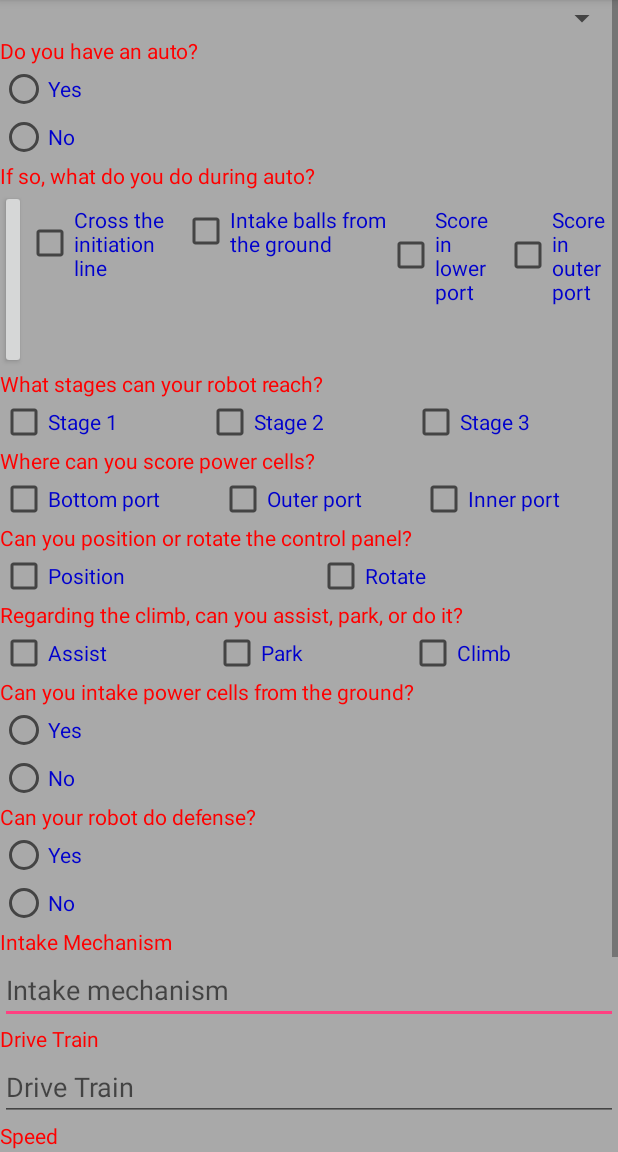
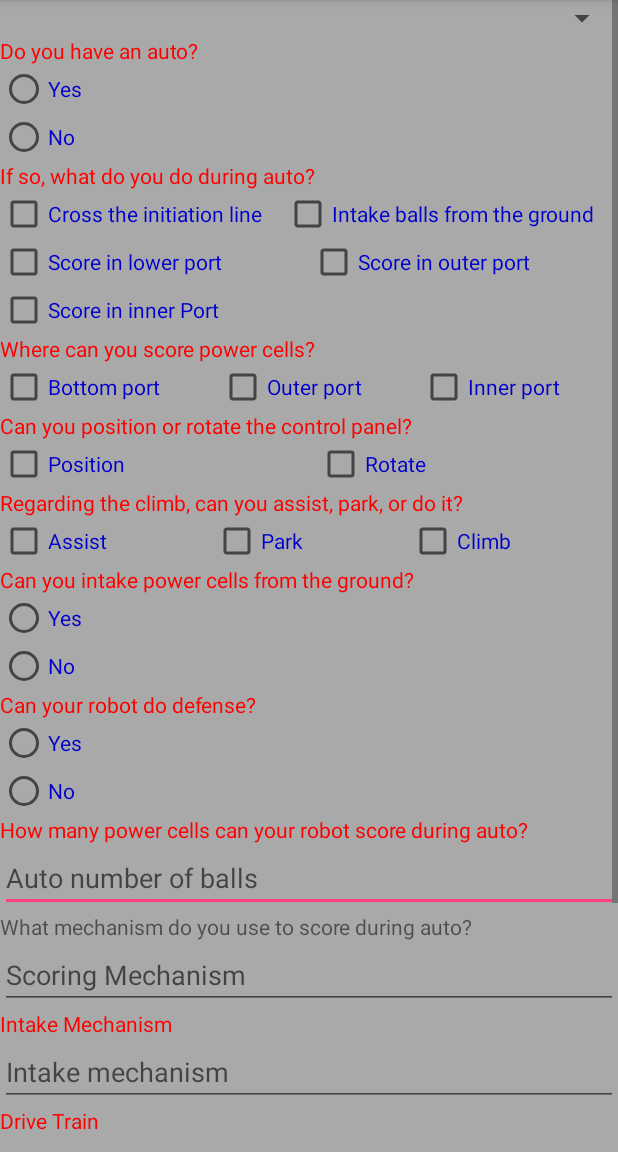
Before and after one commit to FRC701/scouting2020, an Android app: the PitScoutingActivity screen opened directly, with no data from a screen before it, on a phone screen of 412 x 824 dp, the part 84-1236 px from its top. Run offline under Robolectric (Android 15) with nearby library versions, the phone set to English and light mode, and no system bars.

Commit message:
main app finished

```diff
--- a/Saga/app/src/main/java/com/vandenrobotics/saga/activities/PitScoutingActivity.java
+++ b/Saga/app/src/main/java/com/vandenrobotics/saga/activities/PitScoutingActivity.java
@@ -27,15 +27,15 @@ public class PitScoutingActivity extends AppCompatActivity {
     private EditText driveTrain;
     private EditText speed;
     private EditText lang;
+    private EditText scoringMechanism;
+    private EditText ballsDuringAuto;
     private RadioButton autoYes;
     private RadioButton autoNo;
     private CheckBox autoInitiationLine;
     private CheckBox autoIntakeBalls;
     private CheckBox autoScoreLower;
     private CheckBox autoScoreOuter;
-    private CheckBox pitFirstStage;
-    private CheckBox pitSecondStage;
-    private CheckBox pitThirdStage;
+    private CheckBox autoScoreInner;
     private CheckBox pitScoreBottomPort;
     private CheckBox pitScoreOuterPort;
     private CheckBox pitScoreInnerPort;
@@ -110,15 +110,15 @@ public class PitScoutingActivity extends AppCompatActivity {
         driveTrain = (EditText)findViewById(R.id.pit_driveTrain);
         speed = (EditText)findViewById(R.id.pit_speed);
         lang = (EditText)findViewById(R.id.pit_programmingLanguage);
+        scoringMechanism = (EditText)findViewById((R.id.pit_scoringMechanism));
+        ballsDuringAuto = (EditText)findViewById(R.id.pit_ballsDuringAuto);
         autoYes = (RadioButton)findViewById(R.id.pit_autoYes);
         autoNo = (RadioButton)findViewById(R.id.pit_autoNo);
         autoInitiationLine = (CheckBox)findViewById(R.id.pit_autoInitiationLine);
         autoIntakeBalls = (CheckBox)findViewById(R.id.pit_autoIntakeBalls);
         autoScoreLower = (CheckBox)findViewById(R.id.pit_autoScoreLower);
         autoScoreOuter = (CheckBox)findViewById(R.id.pit_autoScoreOuter);
-        pitFirstStage = (CheckBox)findViewById(R.id.pit_firstStage);
-        pitSecondStage = (CheckBox)findViewById(R.id.pit_secondStage);
-        pitThirdStage = (CheckBox)findViewById(R.id.pit_thirdStage);
+        autoScoreInner = (CheckBox)findViewById(R.id.pit_autoScoreInner);
         pitScoreBottomPort = (CheckBox)findViewById(R.id.pit_scoreBottomPort);
         pitScoreOuterPort = (CheckBox)findViewById(R.id.pit_scoreOuterPort);
         pitScoreInnerPort = (CheckBox)findViewById(R.id.pit_scoreInnerPort);
@@ -139,6 +139,8 @@ public class PitScoutingActivity extends AppCompatActivity {
        pitdata.setDriveTrain(driveTrain.getText().toString());
        pitdata.setSpeed(speed.getText().toString());
        pitdata.setLang(lang.getText().toString());
+       pitdata.setScoringMechanism(scoringMechanism.getText().toString());
+       pitdata.setBallsDuringAuto(ballsDuringAuto.getText().toString());
 
        int aY = (autoYes.isChecked() ? 1:0);
        pitdata.setAutoYes(aY);
@@ -152,12 +154,8 @@ public class PitScoutingActivity extends AppCompatActivity {
        pitdata.setScoreLowerPortPit(aSL);
        int aSO = (autoScoreOuter.isChecked() ? 1:0);
        pitdata.setScoreOuterPortPit(aSO);
-       int pFS = (pitFirstStage.isChecked() ? 1:0);
-       pitdata.setStageOnePit(pFS);
-       int pSS = (pitSecondStage.isChecked() ? 1:0);
-       pitdata.setStageTwoPit(pSS);
-       int pTS = (pitThirdStage.isChecked() ? 1:0);
-       pitdata.setStageThreePit(pTS);
+       int aSI = (autoScoreInner.isChecked() ? 1:0);
+       pitdata.setScoreInnerPortPit(aSI);
        int sBP = (pitScoreBottomPort.isChecked() ? 1:0);
        pitdata.setBottomPortScore(sBP);
        int sOP = (pitScoreOuterPort.isChecked() ? 1:0);
@@ -183,6 +181,13 @@ public class PitScoutingActivity extends AppCompatActivity {
        int pDN = (pitDefenseNo.isChecked() ? 1:0);
        pitdata.setRobotDefenseNoPit(pDN);
 
+       System.out.println(" autoYes:" + pitdata.getAutoYes()+ " /n autoNo:" + pitdata.getAutoNo()+ " /n autoInitiationLine:" + pitdata.getCrossLinePit()+
+               " /n autoIntakeBalls:" + pitdata.getIntakeBallsPit()+ " /n autoScoreLower:" + pitdata.getScoreLowerPortPit()+ " /n autoScoreOuter:" + pitdata.getScoreOuterPortPit()+
+               " /n autoScoreInner:" + pitdata.getScoreInnerPortPit()+ " /n pitScoreBottomPort:" + pitdata.getBottomPortScore()+ " /n pitScoreOuterPort:" + pitdata.getOuterPortScore()+
+               " /n pitScoreInnerPort:" + pitdata.getInnerPortScore()+ " /n pitPositionControlPanel:" + pitdata.getPositionPanel()+
+               " /n pitRotateControlPanel:" + pitdata.getRotatePanel()+ " /n pitAssistClimb:" + pitdata.getAssistClimbPit()+ " /n pitParkRobot:" + pitdata.getDuringClimbPark()+
+               " /n pitClimbClimb:" + pitdata.getRobotClimbClimb()+ " /n pitIntakeYes:" + pitdata.getIntakePowerCellsYes()+ " /n pitIntakeNo:" + pitdata.getIntakePowerCellsNo()+
+               " /n pitDefenseYes:" +  pitdata.getRobotDefenseYesPit()+ " /n pitDefenseNo:" + pitdata.getRobotDefenseNoPit());
 
 
         pitDataRepo.insert(pitdata);
@@ -199,15 +204,15 @@ public class PitScoutingActivity extends AppCompatActivity {
         driveTrain.setText(pitData.getDriveTrain());
         speed.setText(pitData.getSpeed());
         lang.setText(pitData.getLang());
+        scoringMechanism.setText(pitData.getScoringMechanism());
+        ballsDuringAuto.setText(pitData.getBallsDuringAuto());
         autoYes.setChecked(pitData.getAutoYes() == 1);
         autoNo.setChecked(pitData.getAutoNo() == 1);
         autoInitiationLine.setChecked(pitData.getCrossLinePit() == 1);
         autoIntakeBalls.setChecked(pitData.getIntakeBallsPit() == 1);
         autoScoreLower.setChecked(pitData.getScoreLowerPortPit() == 1);
         autoScoreOuter.setChecked(pitData.getScoreOuterPortPit() == 1);
-        pitFirstStage.setChecked(pitData.getStageOnePit() == 1);
-        pitSecondStage.setChecked(pitData.getStageTwoPit() == 1);
-        pitThirdStage.setChecked(pitData.getStageThreePit() == 1);
+        autoScoreInner.setChecked(pitData.getScoreInnerPortPit() == 1);
         pitScoreBottomPort.setChecked(pitData.getBottomPortScore() == 1);
         pitScoreOuterPort.setChecked(pitData.getOuterPortScore() == 1);
         pitScoreInnerPort.setChecked(pitData.getInnerPortScore() == 1);
--- a/Saga/app/src/main/java/com/vandenrobotics/saga/data/DataBaseHelper.java
+++ b/Saga/app/src/main/java/com/vandenrobotics/saga/data/DataBaseHelper.java
@@ -26,7 +26,7 @@ import com.vandenrobotics.saga.data.repo.TeamsRepo;
 public class DataBaseHelper extends SQLiteOpenHelper {
 
     //update when making any changes to tables or indexes
-    private static final int DATABASE_VERSION = 42;
+    private static final int DATABASE_VERSION = 44;
     private static final String DATABASE_NAME = "TabletData.db";
     private static final String TAG = DataBaseHelper.class.getSimpleName();
 
--- a/Saga/app/src/main/java/com/vandenrobotics/saga/data/repo/PitDataRepo.java
+++ b/Saga/app/src/main/java/com/vandenrobotics/saga/data/repo/PitDataRepo.java
@@ -25,6 +25,8 @@ public class PitDataRepo {
                 + PitData.KEY_DriveTrain + " TEXT , "
                 + PitData.KEY_Lang + " TEXT , "
                 + PitData.KEY_Speed + " TEXT , "
+                + PitData.KEY_ScoringMechanism + " TEXT , "
+                + PitData.KEY_BallsDuringAuto + " TEXT , "
                 + PitData.KEY_AutoYes + " INTEGER , "
                 + PitData.KEY_AutoNo + " INTEGER , "
                 + PitData.KEY_CrossLinePit + " INTEGER , "
@@ -46,7 +48,8 @@ public class PitDataRepo {
                 + PitData.KEY_IntakePowerCellsYes + " INTEGER , "
                 + PitData.KEY_IntakePowerCellsNo + " INTEGER , "
                 + PitData.KEY_RobotDefenseYesPit + " INTEGER , "
-                + PitData.KEY_RobotDefenseNoPit + " INTEGER ) ";
+                + PitData.KEY_RobotDefenseNoPit + " INTEGER , "
+                + PitData.KEY_ScoreInnerPortPit + " INTEGER ) ";
     }
 
     public int insert (PitData pitData){
@@ -58,6 +61,8 @@ public class PitDataRepo {
         values.put(PitData.KEY_DriveTrain, pitData.getDriveTrain());
         values.put(PitData.KEY_Lang, pitData.getLang());
         values.put(PitData.KEY_Speed, pitData.getSpeed());
+        values.put(PitData.KEY_ScoringMechanism, pitData.getScoringMechanism());
+        values.put(PitData.KEY_BallsDuringAuto, pitData.getBallsDuringAuto());
         values.put(PitData.KEY_Auto, pitData.getAuto());
         values.put(PitData.KEY_ScoreBottom, pitData.getScoreBottom());
         values.put(PitData.KEY_ScoreTop, pitData.getScoreTop());
@@ -83,6 +88,7 @@ public class PitDataRepo {
         values.put(PitData.KEY_IntakePowerCellsNo, pitData.getIntakePowerCellsNo());
         values.put(PitData.KEY_RobotDefenseYesPit, pitData.getRobotDefenseYesPit());
         values.put(PitData.KEY_RobotDefenseNoPit, pitData.getRobotDefenseNoPit());
+        values.put(PitData.KEY_ScoreInnerPortPit, pitData.getScoreInnerPortPit());
 
 
 
@@ -99,6 +105,8 @@ public class PitDataRepo {
         values.put(PitData.KEY_DriveTrain, pitData.getDriveTrain());
         values.put(PitData.KEY_Lang, pitData.getLang());
         values.put(PitData.KEY_Speed, pitData.getSpeed());
+        values.put(PitData.KEY_ScoringMechanism, pitData.getScoringMechanism());
+        values.put(PitData.KEY_BallsDuringAuto, pitData.getBallsDuringAuto());
         values.put(PitData.KEY_Auto, pitData.getAuto());
         values.put(PitData.KEY_ScoreBottom, pitData.getScoreBottom());
         values.put(PitData.KEY_ScoreTop, pitData.getScoreTop());
@@ -124,6 +132,7 @@ public class PitDataRepo {
         values.put(PitData.KEY_IntakePowerCellsNo, pitData.getIntakePowerCellsNo());
         values.put(PitData.KEY_RobotDefenseYesPit, pitData.getRobotDefenseYesPit());
         values.put(PitData.KEY_RobotDefenseNoPit, pitData.getRobotDefenseNoPit());
+        values.put(PitData.KEY_ScoreInnerPortPit, pitData.getScoreInnerPortPit());
 
 
         pitDataId = (int)db.update(PitData.TABLE, values, PitData.KEY_TeamNum + " = " + pitData.getTeamNum(),null);
@@ -158,6 +167,8 @@ public class PitDataRepo {
                 + ", PitData." + PitData.KEY_DriveTrain
                 + ", PitData." + PitData.KEY_Lang
                 + ", PitData." + PitData.KEY_Speed
+                + ", PitData." + PitData.KEY_ScoringMechanism
+                + ", PitData." + PitData.KEY_BallsDuringAuto
                 + ", PitData." + PitData.KEY_Auto
                 + ", PitData." + PitData.KEY_ScoreBottom
                 + ", PitData." + PitData.KEY_ScoreTop
@@ -183,6 +194,8 @@ public class PitDataRepo {
                 + ", PitData." + PitData.KEY_IntakePowerCellsNo
                 + ", PitData." + PitData.KEY_RobotDefenseYesPit
                 + ", PitData." + PitData.KEY_RobotDefenseNoPit
+                + ", PitData." + PitData.KEY_ScoreInnerPortPit
+
 
                 + " FROM " + PitData.TABLE
                 + " WHERE PitData." + PitData.KEY_TeamNum + " = " + teamNum;
@@ -193,6 +206,8 @@ public class PitDataRepo {
             pitData.setDriveTrain(cursor.getString(cursor.getColumnIndex(PitData.KEY_DriveTrain)));
             pitData.setLang(cursor.getString(cursor.getColumnIndex(PitData.KEY_Lang)));
             pitData.setSpeed(cursor.getString(cursor.getColumnIndex(PitData.KEY_Speed)));
+            pitData.setScoringMechanism(cursor.getString(cursor.getColumnIndex(PitData.KEY_ScoringMechanism)));
+            pitData.setBallsDuringAuto(cursor.getString(cursor.getColumnIndex(PitData.KEY_BallsDuringAuto)));
             pitData.setScoreBottom(cursor.getInt(cursor.getColumnIndex(PitData.KEY_ScoreBottom)));
             pitData.setScoreTop(cursor.getInt(cursor.getColumnIndex(PitData.KEY_ScoreTop)));
             pitData.setAutoNo(cursor.getInt(cursor.getColumnIndex(PitData.KEY_AutoNo)));
@@ -217,6 +232,9 @@ public class PitDataRepo {
             pitData.setIntakePowerCellsNo(cursor.getInt(cursor.getColumnIndex(PitData.KEY_IntakePowerCellsNo)));
             pitData.setRobotDefenseYesPit(cursor.getInt(cursor.getColumnIndex(PitData.KEY_RobotDefenseYesPit)));
             pitData.setRobotDefenseNoPit(cursor.getInt(cursor.getColumnIndex(PitData.KEY_RobotDefenseNoPit)));
+            pitData.setRobotDefenseNoPit(cursor.getInt(cursor.getColumnIndex(PitData.KEY_RobotDefenseNoPit)));
+            pitData.setRobotDefenseNoPit(cursor.getInt(cursor.getColumnIndex(PitData.KEY_RobotDefenseNoPit)));
+            pitData.setScoreInnerPortPit(cursor.getInt(cursor.getColumnIndex(PitData.KEY_ScoreInnerPortPit)));
         }
         cursor.close();
         DatabaseManager.getInstance().closeDatabase();
--- a/Saga/app/src/main/java/com/vandenrobotics/saga/dialogs/AddEventDialogFragment.java
+++ b/Saga/app/src/main/java/com/vandenrobotics/saga/dialogs/AddEventDialogFragment.java
@@ -8,6 +8,7 @@ import android.os.Bundle;
 import android.support.v4.app.DialogFragment;
 import android.view.LayoutInflater;
 import android.view.View;
+import android.widget.Button;
 import android.widget.EditText;
 
 import com.vandenrobotics.saga.R;
@@ -27,6 +28,7 @@ public class AddEventDialogFragment extends DialogFragment {
     private EditText editTextCompId;
     private EditText editTextCompName;
     private EditText editTextCompDate;
+    private Button reset;
 
     private String compId  = "Default";
     private String compName = "Default";
--- a/Saga/app/src/main/java/com/vandenrobotics/saga/dialogs/AddTeamDialogFragment.java
+++ b/Saga/app/src/main/java/com/vandenrobotics/saga/dialogs/AddTeamDialogFragment.java
@@ -29,7 +29,7 @@ public class AddTeamDialogFragment extends DialogFragment {
     private EditText editTextTeamNum;
     private EditText editTextTeamName;
 
-    private int teamNum  = 0;
+    private int teamNum;
     private String teamName = "Default";
 
     private TeamsRepo teamsRepo;
--- a/Saga/app/src/main/res/layout/activity_pit_scouting.xml
+++ b/Saga/app/src/main/res/layout/activity_pit_scouting.xml
@@ -35,19 +35,19 @@
 
                 <RadioButton
                     android:id="@+id/pit_autoYes"
-                    android:layout_width="wrap_content"
+                    android:layout_width="match_parent"
                     android:layout_height="wrap_content"
                     android:layout_weight="1"
                     android:text="@string/autoAnswerYes"
-                    android:textColor="@color/MediumBlue"/>
+                    android:textColor="@color/MediumBlue" />
 
                 <RadioButton
                     android:id="@+id/pit_autoNo"
-                    android:layout_width="wrap_content"
+                    android:layout_width="match_parent"
                     android:layout_height="wrap_content"
                     android:layout_weight="1"
                     android:text="@string/autoAnswerNo"
-                    android:textColor="@color/MediumBlue"/>
+                    android:textColor="@color/MediumBlue" />
 
                 <TextView
                     android:id="@+id/textView5"
@@ -63,28 +63,28 @@
                     android:layout_weight="1"
                     android:orientation="horizontal">
 
-                    <Button
-                        android:id="@+id/button"
-                        android:layout_width="wrap_content"
-                        android:layout_height="wrap_content"
-                        android:layout_weight="1"
-                        android:text="Button" />
-
                     <CheckBox
                         android:id="@+id/pit_autoInitiationLine"
                         android:layout_width="wrap_content"
-                        android:layout_height="wrap_content"
+                        android:layout_height="match_parent"
                         android:layout_weight="1"
                         android:text="@string/initiationLineAuto"
-                        android:textColor="@color/MediumBlue"/>
+                        android:textColor="@color/MediumBlue" />
 
                     <CheckBox
                         android:id="@+id/pit_autoIntakeBalls"
                         android:layout_width="wrap_content"
-                        android:layout_height="wrap_content"
+                        android:layout_height="match_parent"
                         android:layout_weight="1"
                         android:text="@string/intakeBallsAuto"
-                        android:textColor="@color/MediumBlue"/>
+                        android:textColor="@color/MediumBlue" />
+
+                </LinearLayout>
+
+                <LinearLayout
+                    android:layout_width="match_parent"
+                    android:layout_height="wrap_content"
+                    android:orientation="horizontal">
 
                     <CheckBox
                         android:id="@+id/pit_autoScoreLower"
@@ -92,24 +92,20 @@
                         android:layout_height="wrap_content"
                         android:layout_weight="1"
                         android:text="@string/scoreInLowerAuto"
-                        android:textColor="@color/MediumBlue"/>
+                        android:textColor="@color/MediumBlue" />
 
                     <CheckBox
                         android:id="@+id/pit_autoScoreOuter"
                         android:layout_width="wrap_content"
-                        android:layout_height="wrap_content"
+                        android:layout_height="match_parent"
                         android:layout_weight="1"
                         android:text="@string/scoreInOuterAuto"
-                        android:textColor="@color/MediumBlue"/>
+                        android:textColor="@color/MediumBlue" />
+
+
+
                 </LinearLayout>
 
-                <TextView
-                    android:id="@+id/textView6"
-                    android:layout_width="wrap_content"
-                    android:layout_height="wrap_content"
-                    android:layout_weight="1"
-                    android:text="@string/stagesRobotQuestion"
-                    android:textColor="@color/Red"/>
 
                 <LinearLayout
                     android:layout_width="match_parent"
@@ -118,28 +114,14 @@
                     android:orientation="horizontal">
 
                     <CheckBox
-                        android:id="@+id/pit_firstStage"
+                        android:id="@+id/pit_autoScoreInner"
                         android:layout_width="wrap_content"
                         android:layout_height="wrap_content"
                         android:layout_weight="1"
-                        android:text="@string/stage1Answer"
+                        android:text="@string/scoreInInnerAuto"
                         android:textColor="@color/MediumBlue"/>
 
-                    <CheckBox
-                        android:id="@+id/pit_secondStage"
-                        android:layout_width="wrap_content"
-                        android:layout_height="wrap_content"
-                        android:layout_weight="1"
-                        android:text="@string/stage2Answer"
-                        android:textColor="@color/MediumBlue"/>
 
-                    <CheckBox
-                        android:id="@+id/pit_thirdStage"
-                        android:layout_width="wrap_content"
-                        android:layout_height="wrap_content"
-                        android:layout_weight="1"
-                        android:text="@string/stage3Answer"
-                        android:textColor="@color/MediumBlue"/>
                 </LinearLayout>
             </RadioGroup>
 
@@ -260,7 +242,7 @@
 
                 <RadioButton
                     android:id="@+id/pit_intakePowerCellsYes"
-                    android:layout_width="wrap_content"
+                    android:layout_width="match_parent"
                     android:layout_height="wrap_content"
                     android:layout_weight="1"
                     android:text="@string/intakePowerCellsYes"
@@ -268,7 +250,7 @@
 
                 <RadioButton
                     android:id="@+id/pit_intakePowerCellsNo"
-                    android:layout_width="wrap_content"
+                    android:layout_width="match_parent"
                     android:layout_height="wrap_content"
                     android:layout_weight="1"
                     android:text="@string/intakePowerCellsNo"
@@ -288,7 +270,7 @@
 
                 <RadioButton
                     android:id="@+id/pit_defenseYes"
-                    android:layout_width="wrap_content"
+                    android:layout_width="match_parent"
                     android:layout_height="wrap_content"
                     android:layout_weight="1"
                     android:text="@string/defenseYes"
@@ -296,7 +278,7 @@
 
                 <RadioButton
                     android:id="@+id/pit_defenseNo"
-                    android:layout_width="wrap_content"
+                    android:layout_width="match_parent"
                     android:layout_height="wrap_content"
                     android:layout_weight="1"
                     android:text="@string/defenseNO"
@@ -304,11 +286,41 @@
             </RadioGroup>
 
             <TextView
+                android:id="@+id/textView6"
+                android:layout_width="match_parent"
+                android:layout_height="wrap_content"
+                android:text="@string/BallsDuringAutoQuestion"
+                android:textColor="@color/Red"/>
+
+            <EditText
+                android:id="@+id/pit_ballsDuringAuto"
+                android:layout_width="match_parent"
+                android:layout_height="wrap_content"
+                android:ems="10"
+                android:inputType=""
+                android:hint="@string/ballsDuringAuto"/>
+
+            <TextView
+                android:id="@+id/textView10"
+                android:layout_width="match_parent"
+                android:layout_height="wrap_content"
+                android:text="@string/scoringMechanismQuestion" />
+
+            <EditText
+                android:id="@+id/pit_scoringMechanism"
+                android:layout_width="match_parent"
+                android:layout_height="wrap_content"
+                android:ems="10"
+                android:inputType="textPersonName"
+                android:text=""
+                android:hint="@string/scoringMechanism"/>
+
+            <TextView
                 android:id="@+id/textView14"
                 android:layout_width="match_parent"
                 android:layout_height="wrap_content"
                 android:text="@string/intakeMechanismQuestion"
-                android:textColor="@color/Red"/>
+                android:textColor="@color/Red" />
 
             <EditText
                 android:id="@+id/pit_intakeMechanism"
@@ -317,7 +329,7 @@
                 android:ems="10"
                 android:inputType="textPersonName"
                 android:text=""
-                android:hint="Intake mechanism"/>
+                android:hint="@string/intake_mechanism"/>
 
             <TextView
                 android:id="@+id/textView15"
@@ -367,6 +379,7 @@
                 android:text=""
                 android:hint="Programming Language"/>
 
+
             <Button
                 android:id="@+id/saveButton"
                 android:layout_width="match_parent"
--- a/Saga/app/src/main/res/layout/dialog_add_event.xml
+++ b/Saga/app/src/main/res/layout/dialog_add_event.xml
@@ -54,4 +54,9 @@
         android:hint="Event Date: Year-Month-Day: XXXX-XX-XX"
         android:inputType="date"/>
 
+    <Space
+        android:layout_width="match_parent"
+        android:layout_weight="1"
+        android:layout_height="wrap_content" />
+
 </LinearLayout>
--- a/Saga/app/src/main/res/values/strings.xml
+++ b/Saga/app/src/main/res/values/strings.xml
@@ -232,4 +232,16 @@
     <string name="scoreInLowerAuto">Score in lower port</string>
     <string name="scoreInOuterAuto">Score in outer port</string>
     <string name="saveButton">Save</string>
+    <string name="scoreInInnerAuto">Score in inner Port</string>
+    <string name="autoNumberOfBalls">Number of balls</string>
+    <string name="number_of_balls">Number of balls</string>
+    <string name="intake_mechanism">Intake mechanism</string>
+    <string name="climbSpeedFast">Fast</string>
+    <string name="climbSpeedMedium">Medium</string>
+    <string name="climbSpeedSlow">Slow</string>
+    <string name="climbSpeedNo">N/A</string>
+    <string name="BallsDuringAutoQuestion">How many power cells can your robot score during auto?</string>
+    <string name="scoringMechanism">Scoring Mechanism</string>
+    <string name="ballsDuringAuto">Auto number of balls</string>
+    <string name="scoringMechanismQuestion">What mechanism do you use to score during auto?</string>
 </resources>
```
Also changed, not shown: Saga/app/build.gradle (+7 -7 lines), Saga/app/src/main/java/com/vandenrobotics/saga/data/model/PitData.java (+51 -30 lines), Saga/app/src/main/java/com/vandenrobotics/saga/data/model/Stats.java (+25 -0 lines), Saga/app/src/main/java/com/vandenrobotics/saga/data/repo/StatsRepo.java (+23 -1 lines), Saga/app/src/main/java/com/vandenrobotics/saga/tabs/TeleFragment.java (+25 -3 lines), Saga/app/src/main/java/com/vandenrobotics/saga/tools/ImageTools.java (+5 -5 lines), Saga/app/src/main/res/layout/fragment_tele.xml (+41 -0 lines), 2 other files.
